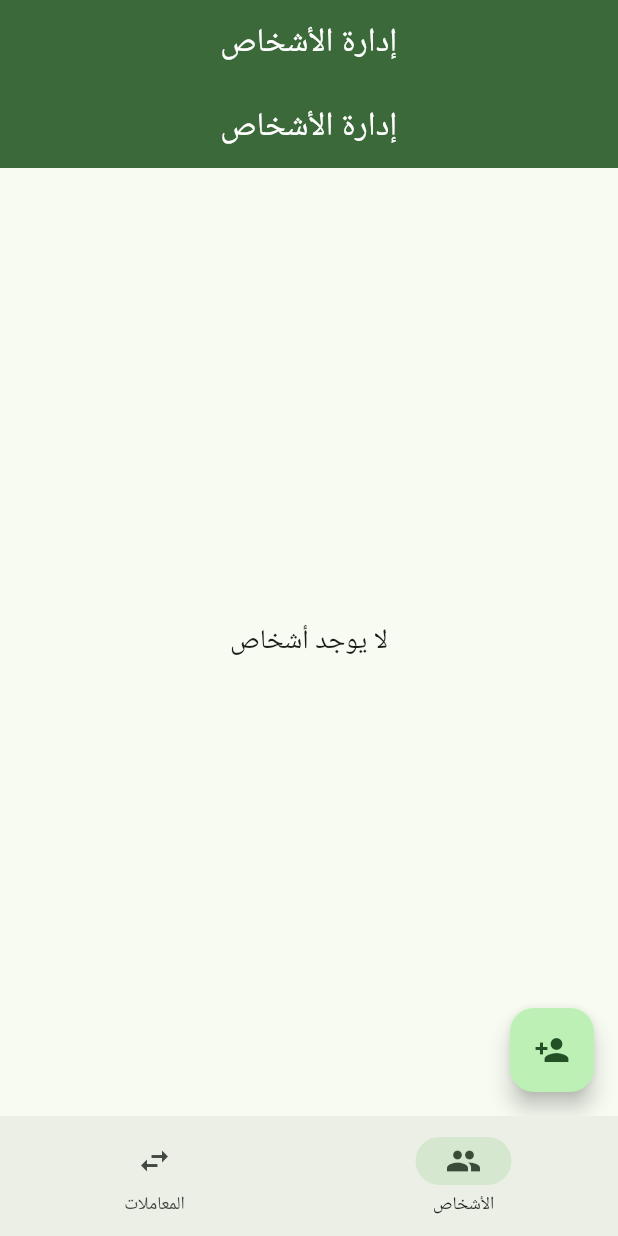
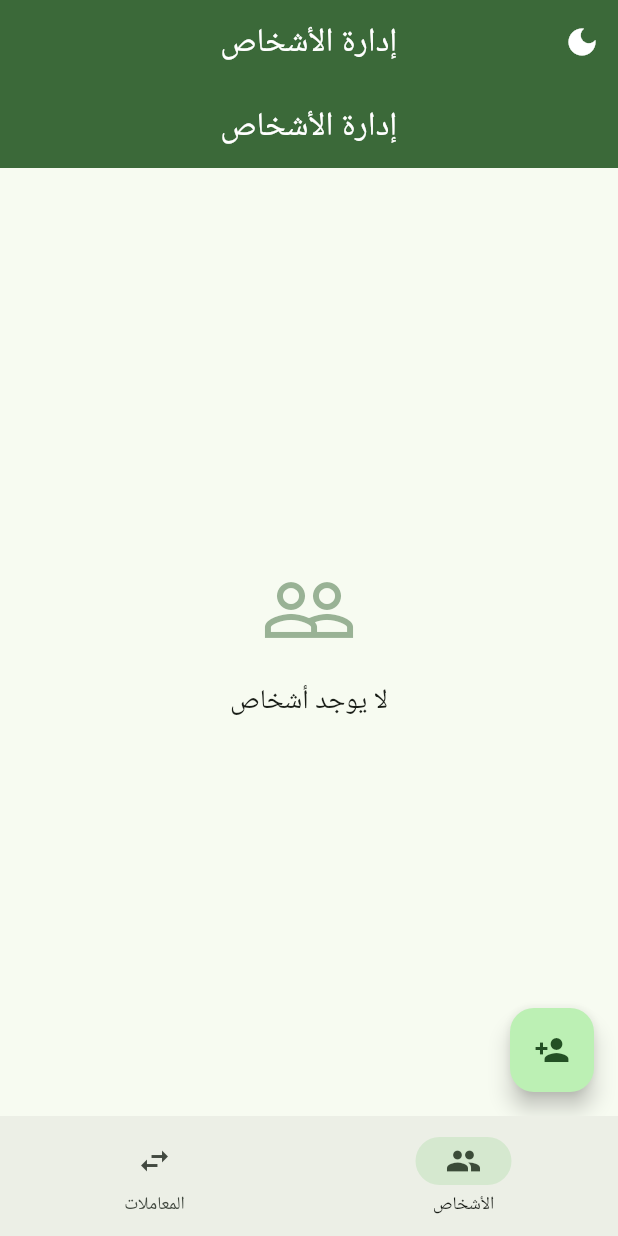
Before and after one commit to Dev-3li/Flutter-First-App, a Flutter app: the screen it shows after launch, item 2 of the bottom bar chosen, on a phone screen of 412 x 824 dp. Run offline on Flutter 3.47's test engine with Material 3 defaults, Android fonts, the phone set to English and light mode, and no system bars; Roboto replaces fonts that are missing (Cairo).

Commit message:
إضافة الوضع الداكن وتحسينات التصميم: - إضافة زر تبديل الثيم - تحسين الألوان والتباين - تحسين واجهة المستخدم

```diff
--- a/lib/main.dart
+++ b/lib/main.dart
@@ -6,8 +6,21 @@ void main() {
   runApp(const MyApp());
 }
 
-class MyApp extends StatelessWidget {
+class MyApp extends StatefulWidget {
   const MyApp({super.key});
+
+  @override
+  State<MyApp> createState() => _MyAppState();
+}
+
+class _MyAppState extends State<MyApp> {
+  ThemeMode _themeMode = ThemeMode.light;
+
+  void toggleTheme() {
+    setState(() {
+      _themeMode = _themeMode == ThemeMode.light ? ThemeMode.dark : ThemeMode.light;
+    });
+  }
 
   @override
   Widget build(BuildContext context) {
@@ -21,14 +34,28 @@ class MyApp extends StatelessWidget {
         useMaterial3: true,
         fontFamily: 'Cairo',
       ),
+      darkTheme: ThemeData(
+        colorScheme: ColorScheme.fromSeed(
+          seedColor: Colors.green,
+          brightness: Brightness.dark,
+        ),
+        useMaterial3: true,
+        fontFamily: 'Cairo',
+      ),
+      themeMode: _themeMode,
       debugShowCheckedModeBanner: false,
-      home: const HomePage(),
+      home: HomePage(toggleTheme: toggleTheme),
     );
   }
 }
 
 class HomePage extends StatefulWidget {
-  const HomePage({super.key});
+  final VoidCallback toggleTheme;
+
+  const HomePage({
+    super.key,
+    required this.toggleTheme,
+  });
 
   @override
   State<HomePage> createState() => _HomePageState();
@@ -86,6 +113,8 @@ class _HomePageState extends State<HomePage> {
 
   @override
   Widget build(BuildContext context) {
+    final isDark = Theme.of(context).brightness == Brightness.dark;
+
     return Scaffold(
       appBar: AppBar(
         backgroundColor: Theme.of(context).colorScheme.primary,
@@ -94,19 +123,25 @@ class _HomePageState extends State<HomePage> {
           style: const TextStyle(color: Colors.white),
         ),
         centerTitle: true,
-        actions: _selectedIndex == 0
-            ? [
+        actions: [
+          // زر تبديل الثيم
           IconButton(
-                  icon: const Icon(Icons.filter_list),
+            icon: Icon(
+              isDark ? Icons.light_mode : Icons.dark_mode,
               color: Colors.white,
+            ),
+            onPressed: widget.toggleTheme,
+          ),
+          if (_selectedIndex == 0)
+            IconButton(
+              icon: const Icon(Icons.filter_list, color: Colors.white),
               onPressed: () {
                 setState(() {
                   _showFilter = !_showFilter;
                 });
               },
             ),
-              ]
-            : null,
+        ],
       ),
       body: IndexedStack(
         index: _selectedIndex,
@@ -149,11 +184,12 @@ class _HomePageState extends State<HomePage> {
                 ),
                 child: Column(
                   children: [
-                    const Text(
+                    Text(
                       'الرصيد الإجمالي',
                       style: TextStyle(
                         fontSize: 20,
                         fontWeight: FontWeight.bold,
+                        color: Theme.of(context).colorScheme.onPrimaryContainer,
                       ),
                     ),
                     const SizedBox(height: 10),
--- a/lib/people_screen.dart
+++ b/lib/people_screen.dart
@@ -25,10 +25,24 @@ class PeopleScreen extends StatelessWidget {
         centerTitle: true,
       ),
       body: people.isEmpty
-          ? const Center(
-              child: Text(
-                'لا يوجد أشخاص',
-                style: TextStyle(fontSize: 18),
+          ? Center(
+              child: Column(
+                mainAxisAlignment: MainAxisAlignment.center,
+                children: [
+                  Icon(
+                    Icons.people_outline,
+                    size: 64,
+                    color: Theme.of(context).colorScheme.primary.withOpacity(0.5),
+                  ),
+                  const SizedBox(height: 16),
+                  Text(
+                    'لا يوجد أشخاص',
+                    style: TextStyle(
+                      fontSize: 18,
+                      color: Theme.of(context).colorScheme.onBackground,
+                    ),
+                  ),
+                ],
               ),
             )
           : ListView.builder(
@@ -45,11 +59,28 @@ class PeopleScreen extends StatelessWidget {
                       backgroundColor: Theme.of(context).colorScheme.primary,
                       child: Text(
                         person.name[0],
-                        style: const TextStyle(color: Colors.white),
+                        style: TextStyle(
+                          color: Theme.of(context).colorScheme.onPrimary,
+                        ),
                       ),
                     ),
-                    title: Text(person.name),
-                    subtitle: person.phone != null ? Text(person.phone!) : null,
+                    title: Text(
+                      person.name,
+                      style: TextStyle(
+                        color: Theme.of(context).colorScheme.onSurface,
+                      ),
+                    ),
+                    subtitle: person.phone != null
+                        ? Text(
+                            person.phone!,
+                            style: TextStyle(
+                              color: Theme.of(context)
+                                  .colorScheme
+                                  .onSurface
+                                  .withOpacity(0.6),
+                            ),
+                          )
+                        : null,
                     trailing: IconButton(
                       icon: const Icon(Icons.delete),
                       color: Colors.red,
```
Lines whose indentation alone changed are shown as unchanged.
